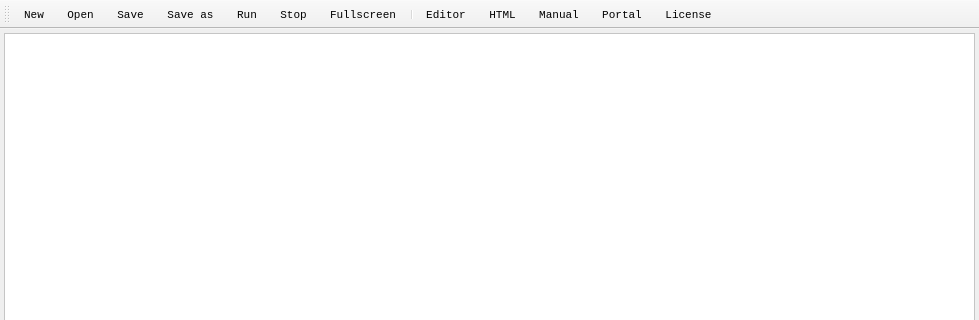
gogins/csound-extended, file csound_html5/mainwindow.ui: the form before one commit; both pictures show x 0 to 979 and y 0 to 320 of the 979 by 619 pixel window.
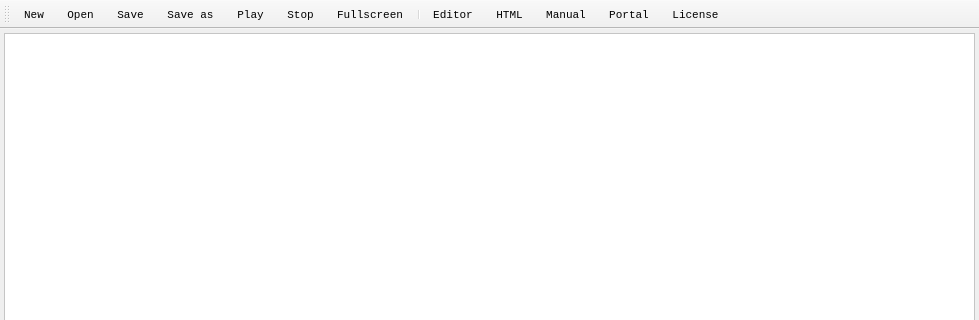
The form after the commit. Custom widgets are drawn as their Qt base class.

What changed in the file:
```diff
--- a/csound_html5/mainwindow.ui
+++ b/csound_html5/mainwindow.ui
@@ -313,7 +313,7 @@
   </action>
   <action name="actionRun">
    <property name="text">
-    <string>Run</string>
+    <string>Play</string>
    </property>
    <property name="toolTip">
     <string>Run this CSD file in Csound.</string>
```
Left out of the diff: 2 changed lines with no effect on the pictures.
